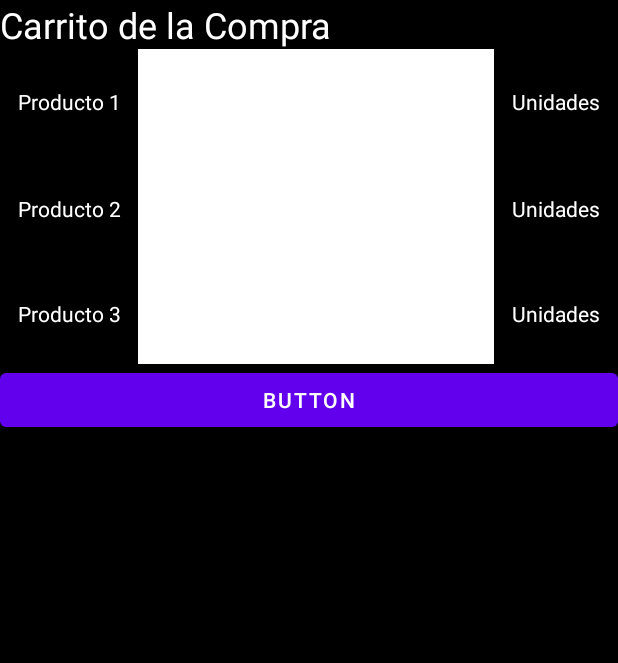
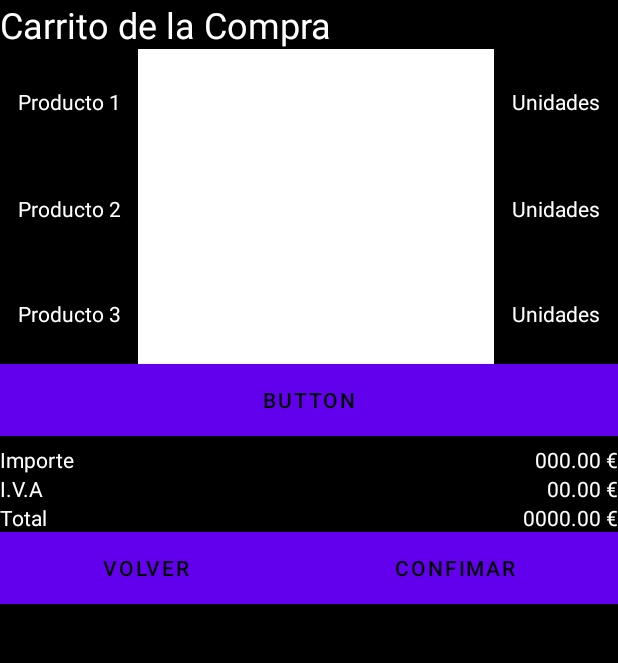
Before and after one commit to JuanmaGaitan24/LinearLayout, an Android app: the screen it shows after launch (MainActivity), on a phone screen of 412 x 824 dp, the part 84-747 px from its top. Run offline under Robolectric (Android 15) with nearby library versions, the phone set to English and light mode, and no system bars.

Commit message:
Ejecicio Linear Layout V2

```diff
--- a/app/src/main/res/layout/activity_main.xml
+++ b/app/src/main/res/layout/activity_main.xml
@@ -19,7 +19,7 @@
 
     <LinearLayout
         android:layout_width="match_parent"
-        android:layout_height="557dp"
+        android:layout_height="264dp"
         android:clipToPadding="false"
         android:orientation="vertical">
 
@@ -130,7 +130,111 @@
             android:id="@+id/button"
             android:layout_width="match_parent"
             android:layout_height="wrap_content"
-            android:text="Button" />
+            android:background="@color/white"
+            android:backgroundTint="@color/white"
+            android:backgroundTintMode="add"
+            android:hapticFeedbackEnabled="false"
+            android:text="Button"
+            android:textColor="@color/black" />
+    </LinearLayout>
+
+    <LinearLayout
+        android:layout_width="match_parent"
+        android:layout_height="wrap_content"
+        android:orientation="horizontal">
+
+        <TextView
+            android:id="@+id/textView2"
+            android:layout_width="wrap_content"
+            android:layout_height="wrap_content"
+            android:layout_weight="1"
+            android:text="Importe"
+            android:textColor="@color/white" />
+
+        <TextView
+            android:id="@+id/textView3"
+            android:layout_width="wrap_content"
+            android:layout_height="wrap_content"
+            android:layout_weight="1"
+            android:text=" 000.00 €"
+            android:textAlignment="textEnd"
+            android:textColor="@color/white" />
+    </LinearLayout>
+
+    <LinearLayout
+        android:layout_width="match_parent"
+        android:layout_height="wrap_content"
+        android:orientation="horizontal">
+
+        <TextView
+            android:id="@+id/textView4"
+            android:layout_width="wrap_content"
+            android:layout_height="wrap_content"
+            android:layout_weight="1"
+            android:text="I.V.A"
+            android:textColor="@color/white" />
+
+        <TextView
+            android:id="@+id/textView5"
+            android:layout_width="wrap_content"
+            android:layout_height="wrap_content"
+            android:layout_weight="1"
+            android:text="00.00 €"
+            android:textAlignment="textEnd"
+            android:textColor="@color/white" />
+    </LinearLayout>
+
+    <LinearLayout
+        android:layout_width="match_parent"
+        android:layout_height="wrap_content"
+        android:orientation="horizontal">
+
+        <TextView
+            android:id="@+id/textView6"
+            android:layout_width="wrap_content"
+            android:layout_height="wrap_content"
+            android:layout_weight="1"
+            android:text="Total"
+            android:textColor="@color/white" />
+
+        <TextView
+            android:id="@+id/textView7"
+            android:layout_width="wrap_content"
+            android:layout_height="wrap_content"
+            android:layout_weight="1"
+            android:text="0000.00 €"
+            android:textAlignment="textEnd"
+            android:textColor="@color/white" />
+    </LinearLayout>
+
+    <LinearLayout
+        android:layout_width="match_parent"
+        android:layout_height="wrap_content"
+        android:orientation="horizontal">
+
+        <Button
+            android:id="@+id/button2"
+            android:layout_width="wrap_content"
+            android:layout_height="wrap_content"
+            android:layout_weight="1"
+            android:background="@color/white"
+            android:backgroundTint="@color/white"
+            android:backgroundTintMode="add"
+            android:hapticFeedbackEnabled="false"
+            android:text="Volver"
+            android:textColor="@color/black" />
+
+        <Button
+            android:id="@+id/button3"
+            android:layout_width="wrap_content"
+            android:layout_height="wrap_content"
+            android:layout_weight="1"
+            android:background="@color/white"
+            android:backgroundTint="@color/white"
+            android:backgroundTintMode="add"
+            android:hapticFeedbackEnabled="false"
+            android:text="Confimar"
+            android:textColor="@color/black" />
     </LinearLayout>
 
 </LinearLayout>
```
